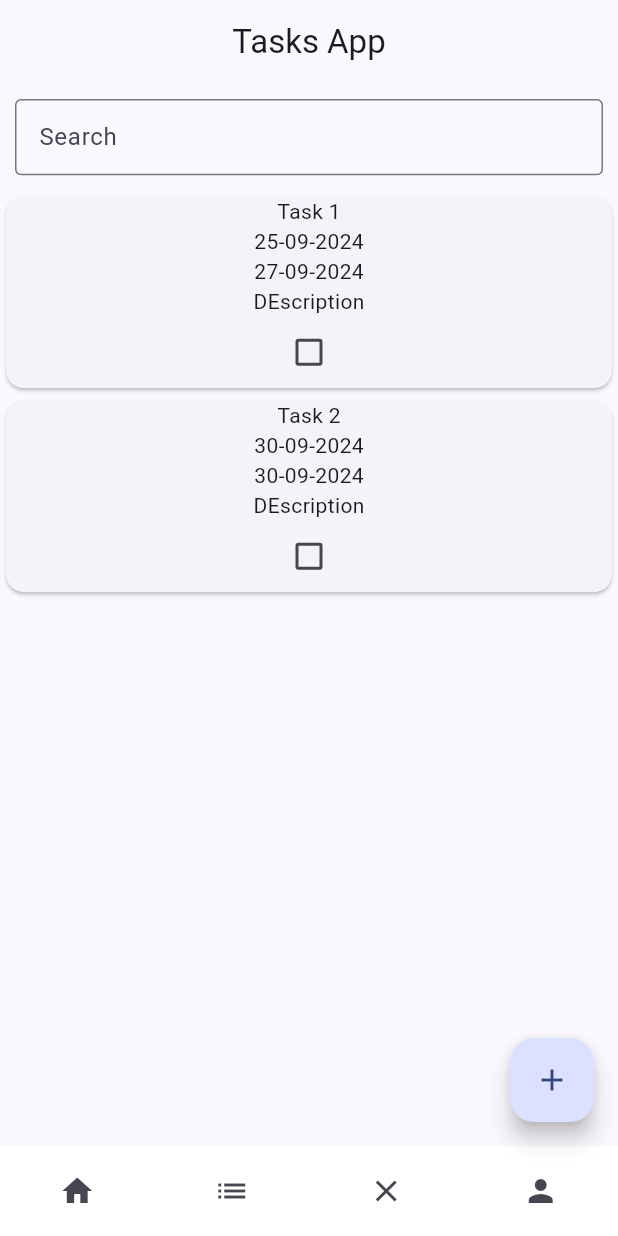
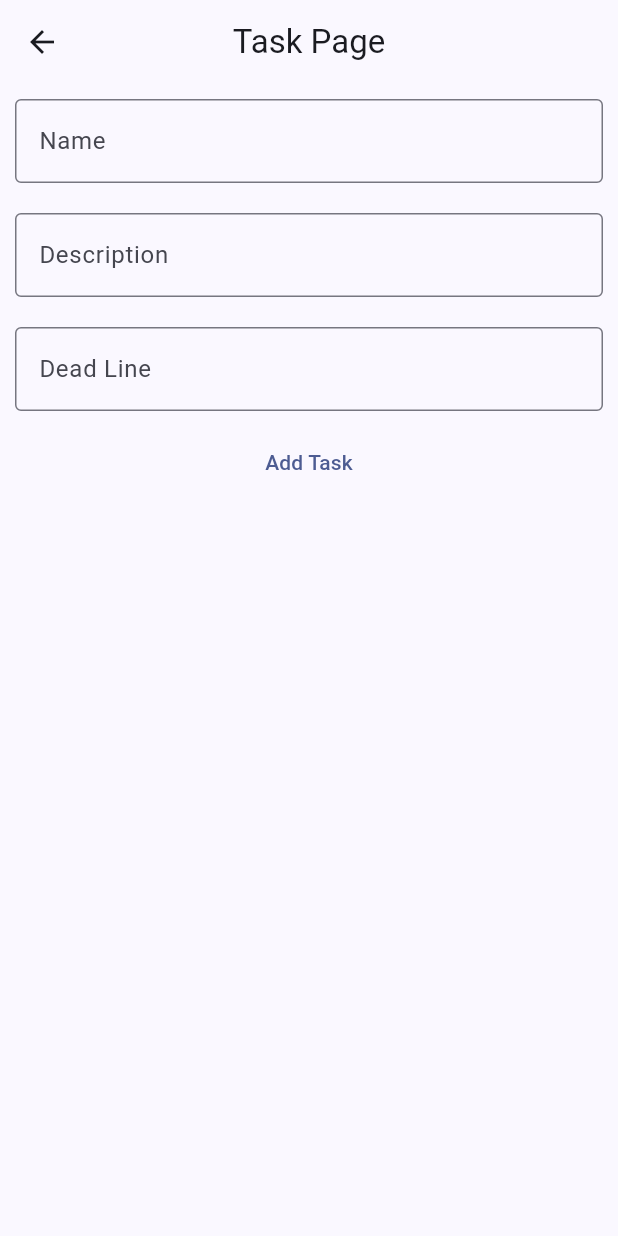
Before and after one commit to AboodAyyash/flutter-jul, a Flutter app: the screen it shows after launch, after a tap on the "add" icon, on a phone screen of 412 x 824 dp. Run offline on Flutter 3.47's test engine with Material 3 defaults, Android fonts, the light colour scheme and no system bars.

Commit message:
30-9-2024

```diff
--- a/lib/main.dart
+++ b/lib/main.dart
@@ -1,5 +1,6 @@
 import 'package:flutter/material.dart';
 import 'package:flutterjul/pages/splash.dart';
+import 'package:flutterjul/shared/sahred.dart';
 
 void main() {
   runApp(const MyApp());
@@ -17,6 +18,7 @@ class MyApp extends StatelessWidget {
             ColorScheme.fromSeed(seedColor: Colors.blueAccent.shade700),
         useMaterial3: true,
       ),
+      navigatorKey: navigatorKey,
       home: SplashPage(),
       debugShowCheckedModeBanner: false,
     );
--- a/lib/pages/home.dart
+++ b/lib/pages/home.dart
@@ -1,7 +1,11 @@
 import 'package:flutter/material.dart';
 import 'package:flutterjul/models/task.dart';
+import 'package:flutterjul/pages/task.dart';
 import 'package:flutterjul/services/services.dart';
+import 'package:flutterjul/shared/sahred.dart';
+import 'package:flutterjul/shared/task.dart';
 import 'package:flutterjul/widgets/custom-bnb.dart';
+import 'package:flutterjul/controllers/task.dart' as taskController;
 
 class HomePage extends StatefulWidget {
   const HomePage({super.key});
@@ -11,27 +15,6 @@ class HomePage extends StatefulWidget {
 }
 
 class _HomePageState extends State<HomePage> {
-  List tasks = [
-    Task(
-      categoryId: 1,
-      createdDate: DateTime(2024, 9, 25),
-      deadline: DateTime(2024, 9, 27),
-      description: "DEscription",
-      id: 1,
-      isChecked: false,
-      name: "Task 1",
-    ),
-    Task(
-      categoryId: 1,
-      createdDate: DateTime.now(),
-      deadline: DateTime.now(),
-      description: "DEscription",
-      id: 2,
-      isChecked: false,
-      name: "Task 2",
-    ),
-  ];
-  List filterdTasks = [];
   @override
   Widget build(BuildContext context) {
     return Scaffold(
@@ -39,7 +22,11 @@ class _HomePageState extends State<HomePage> {
         title: Text("Tasks App"),
         centerTitle: true,
       ),
-      body: Column(
+      body: StreamBuilder(
+          stream: taskStreamController.stream,
+          builder: (context, snapshot) {
+            print(snapshot.data);
+            return Column(
               children: [
                 Expanded(
                   flex: 1,
@@ -52,7 +39,7 @@ class _HomePageState extends State<HomePage> {
                         hintText: "Enter Task Name",
                       ),
                       onChanged: (value) {
-                  search(value);
+                        taskController.search(value);
                       },
                     ),
                   ),
@@ -60,44 +47,87 @@ class _HomePageState extends State<HomePage> {
                 Expanded(
                   flex: 9,
                   child: ListView.builder(
-              itemCount:
-                  filterdTasks.isNotEmpty ? filterdTasks.length : tasks.length,
+                    itemCount: filterdTasks.isNotEmpty
+                        ? filterdTasks.length
+                        : tasks.length,
                     itemBuilder: (context, index) {
                       return taskCard(
-                  filterdTasks.isNotEmpty ? filterdTasks[index] : tasks[index],
+                        filterdTasks.isNotEmpty
+                            ? filterdTasks[index]
+                            : tasks[index],
                       );
                     },
                   ),
                 ),
               ],
+            );
+          }),
+      floatingActionButton: FloatingActionButton(
+        onPressed: () {
+          Navigator.push(
+            context,
+            MaterialPageRoute(
+              builder: (BuildContext context) => const TaskPage(),
             ),
-      floatingActionButton: FloatingActionButton(
-        onPressed: () {},
+          ).then((onValue) {
+            if (onValue == 'add task') {
+              print("enter");
+              taskStreamController.sink.add("event");
+            }
+          });
+        },
         child: Icon(Icons.add),
       ),
       bottomNavigationBar: customBNB(),
     );
   }
 
-  void search(value) {
-    setState(() {
-      filterdTasks = tasks
-          .where((element) => element.name
-              .toString()
-              .toLowerCase()
-              .contains(value.toString().toLowerCase()))
-          .toList();
-    });
-  }
-
   Widget taskCard(Task task) {
     return Card(
+      color: const Color(0xFF90B4F2),
+      margin: const EdgeInsets.all(16.0),
+      elevation: 4.0,
+      shape: RoundedRectangleBorder(
+        borderRadius: BorderRadius.circular(15.0),
+      ),
+      child: Container(
+        padding: const EdgeInsets.all(16.0),
         child: Column(
+          crossAxisAlignment: CrossAxisAlignment.start,
           children: [
-          Text(task.name),
-          Text(formattedDate(task.createdDate)),
-          Text(formattedDate(task.deadline)),
-          Text(task.description),
+            Text(
+              task.name,
+              maxLines: 1,
+              overflow: TextOverflow.ellipsis,
+              style: const TextStyle(
+                  fontSize: 18.0,
+                  fontWeight: FontWeight.bold,
+                  color: Color.fromARGB(255, 26, 25, 35)),
+            ),
+            const SizedBox(height: 8.0),
+            Row(
+              children: [
+                Text(
+                  "Created: ${formattedDate(task.createdDate)}",
+                  style: const TextStyle(
+                      fontSize: 14.0, color: Color.fromARGB(255, 26, 25, 25)),
+                ),
+                const Spacer(),
+                Text(
+                  "Deadline: ${formattedDate(task.deadline)}",
+                  style: const TextStyle(
+                      fontSize: 14.0, color: Color.fromARGB(255, 26, 25, 35)),
+                ),
+              ],
+            ),
+            const SizedBox(height: 8.0),
+            Text(
+              task.description,
+              style: const TextStyle(fontSize: 14.0),
+              maxLines: 3,
+              overflow: TextOverflow.ellipsis,
+            ),
+            const SizedBox(height: 8.0),
             Checkbox(
               value: task.isChecked,
               onChanged: (value) {
@@ -105,9 +135,75 @@ class _HomePageState extends State<HomePage> {
                   task.isChecked = value!;
                 });
               },
+              activeColor: const Color(0xFF6898EE),
             ),
           ],
         ),
+      ),
     );
   }
+
+/*
+Whatsapp Issue
+  Widget taskCard(Task task) {
+    return Card(
+        child: Container(
+            decoration: BoxDecoration(
+              borderRadius: const BorderRadius.only(
+                  bottomLeft: Radius.circular(10),
+                  topLeft: Radius.circular(10)),
+            ),
+            alignment: Alignment.centerLeft,
+            child: Column(
+                mainAxisAlignment: MainAxisAlignment.center,
+                crossAxisAlignment: CrossAxisAlignment.start,
+                children: [
+                  Row(
+                    children: [
+                      Expanded(
+                        flex: 9,
+                        child: Text(
+                          task.name,
+                          maxLines: 1,
+                          overflow: TextOverflow.ellipsis,
+                          style: TextStyle(fontSize: 30),
+                        ),
+                      ),
+                      Expanded(
+                        flex: 1,
+                        child: Checkbox(
+                          value: task.isChecked,
+                          onChanged: (value) {
+                            task.isChecked =
+                                value!; // value = !tasks[index]['isChecked']
+                            setState(() {});
+                          },
+                        ),
+                      ),
+                    ],
+                  ),
+                  Row(
+                    mainAxisAlignment: MainAxisAlignment.start,
+                    children: [
+                      Text(task.deadline
+                          .toString()), //be carful to write the string correctly as in string => or you will get an error (you can avoid these errors by """models""")
+                      SizedBox(width: 20),
+                      Text(task.createdDate.toString()),
+                    ],
+                  ),
+                  Row(
+                    children: [
+                      IconButton(
+                          onPressed: () {
+                            /*       Navigator.push(
+                    context,
+                    MaterialPageRoute<void>(
+                        builder: (context) => TaskDetails(task: task))); */
+                          },
+                          icon: Icon(Icons.arrow_right))
+                    ],
+                  )
+                ])));
   }
+   */
+}
--- /dev/null
+++ b/lib/pages/task.dart
@@ -0,0 +1,129 @@
+import 'package:flutter/material.dart';
+import 'package:flutterjul/models/task.dart';
+import 'package:flutterjul/services/services.dart';
+import 'package:flutterjul/shared/task.dart';
+
+class TaskPage extends StatefulWidget {
+  const TaskPage({super.key});
+
+  @override
+  State<TaskPage> createState() => _TaskPageState();
+}
+
+class _TaskPageState extends State<TaskPage> {
+  late Task task;
+
+  DateTime deadLine = DateTime.now();
+
+  String desc = '';
+  String name = '';
+  TextEditingController deadLineCon = TextEditingController();
+
+  @override
+  Widget build(BuildContext context) {
+    return Scaffold(
+      appBar: AppBar(
+        title: Text("Task Page"),
+        centerTitle: true,
+      ),
+      body: Column(
+        children: [
+          Container(
+            margin: EdgeInsets.all(10),
+            child: TextField(
+              decoration: InputDecoration(
+                border: OutlineInputBorder(),
+                labelText: "Name",
+                hintText: "Enter Task Name",
+              ),
+              onChanged: (value) {
+                name = value;
+              },
+            ),
+          ),
+          Container(
+            margin: EdgeInsets.all(10),
+            child: TextField(
+              decoration: InputDecoration(
+                border: OutlineInputBorder(),
+                labelText: "Description",
+                hintText: "Enter Task Description",
+              ),
+              onChanged: (value) {
+                desc = value;
+              },
+            ),
+          ),
+          Container(
+            margin: EdgeInsets.all(10),
+            child: TextField(
+              readOnly: true,
+              controller: deadLineCon,
+              decoration: InputDecoration(
+                border: OutlineInputBorder(),
+                labelText: "Dead Line",
+                hintText: "Enter Task Dead Line",
+              ),
+              onTap: () {
+                selectDate();
+              },
+            ),
+          ),
+          TextButton(
+            onPressed: () {
+              task = Task(
+                categoryId: 1,
+                createdDate: DateTime.now(),
+                deadline: deadLine,
+                description: desc,
+                name: name,
+                id: tasks.length + 1,
+                isChecked: false,
+              );
+              tasks.add(task);
+              Navigator.pop(context, "add task");
+            },
+            child: Text("Add Task"),
+          ),
+        ],
+      ),
+    );
+  }
+
+  Future<void> selectDate() async {
+    await showDatePicker(
+      context: context,
+      initialDate: deadLine,
+      firstDate: DateTime.now(),
+      lastDate: DateTime(2101),
+    ).then((onValue) {
+      if (onValue != null) {
+        setState(() {
+          deadLine = onValue;
+
+          selectTime();
+        });
+      }
+    });
+  }
+
+  Future<void> selectTime() async {
+    final TimeOfDay? picked = await showTimePicker(
+      context: context,
+      initialTime: TimeOfDay.fromDateTime(deadLine),
+    );
+    if (picked != null) {
+      setState(() {
+        deadLine = DateTime(
+          deadLine.year,
+          deadLine.month,
+          deadLine.day,
+          picked.hour,
+          picked.minute,
+        );
+
+        deadLineCon.text = formattedDate(deadLine).toString();
+      });
+    }
+  }
+}
--- a/lib/services/services.dart
+++ b/lib/services/services.dart
@@ -16,6 +16,6 @@ String replaceNumbers(value) {
 }
 
 String formattedDate(DateTime date) {
-  String formatDate = DateFormat('dd-MM-yyyy').format(date);
+  String formatDate = DateFormat('dd-MM-yyyy hh:mm a').format(date);
   return formatDate;
 }
--- a/lib/shared/sahred.dart
+++ b/lib/shared/sahred.dart
@@ -1 +1,9 @@
+import 'dart:async';
+
+import 'package:flutter/material.dart';
+
 Map user = {};
+
+var taskStreamController = StreamController.broadcast();
+
+GlobalKey<NavigatorState> navigatorKey = GlobalKey<NavigatorState>();
--- /dev/null
+++ b/lib/shared/task.dart
@@ -0,0 +1,24 @@
+import 'package:flutterjul/models/task.dart';
+
+List tasks = [
+  Task(
+    categoryId: 1,
+    createdDate: DateTime(2024, 9, 25),
+    deadline: DateTime(2024, 9, 27),
+    description: "Description",
+    id: 1,
+    isChecked: false,
+    name: "Task 1 Task 1 Task 1 Task 1 Task 1Task 1Task 1Task 1Task 1",
+  ),
+  Task(
+    categoryId: 1,
+    createdDate: DateTime.now(),
+    deadline: DateTime.now(),
+    description: "Description",
+    id: 2,
+    isChecked: false,
+    name: "Task 2",
+  ),
+];
+List filterdTasks = [];
+bool showSnakBar = false;
```
Also changed, not shown: lib/controllers/task.dart (added, +27 -0 lines), lib/pages/add-task.dart (deleted), lib/pages/task-details.dart (deleted). Lines whose indentation alone changed are shown as unchanged.
